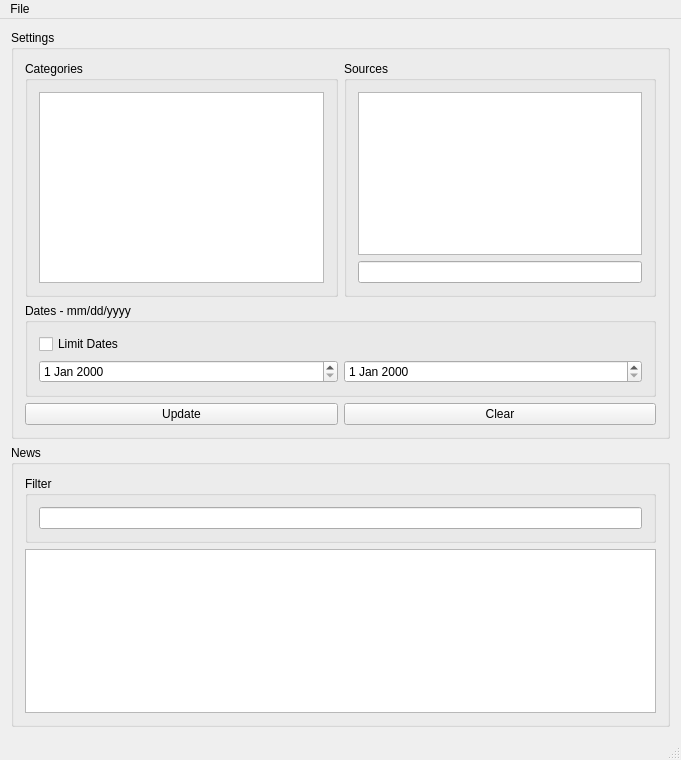
Before: the Qt Designer form NewsGUI/mainwindow.ui in bitamins/cs411-T4, drawn with Qt 5.
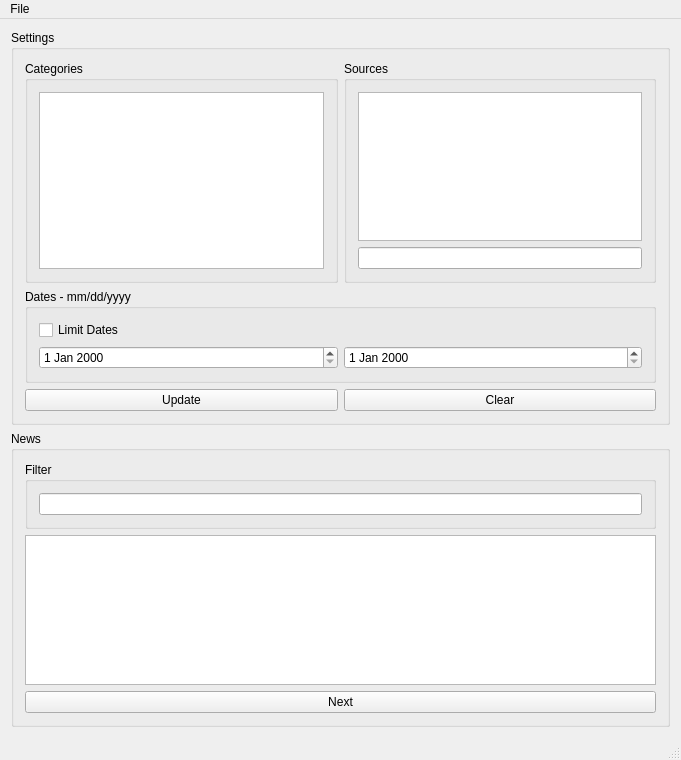
After: the same form once the commit is applied.

Commit message: Page next thing experiment

What changed in the file:
```diff
--- a/NewsGUI/mainwindow.ui
+++ b/NewsGUI/mainwindow.ui
@@ -36,6 +36,16 @@
          </layout>
         </widget>
        </item>
+       <item row="1" column="0">
+        <widget class="QListWidget" name="newsListWidget"/>
+       </item>
+       <item row="2" column="0">
+        <widget class="QPushButton" name="NextPage">
+         <property name="text">
+          <string>Next</string>
+         </property>
+        </widget>
+       </item>
       </layout>
      </widget>
     </item>
```
Left out of the diff: 3 changed lines with no effect on the pictures. The commit also changes 3 other files.
